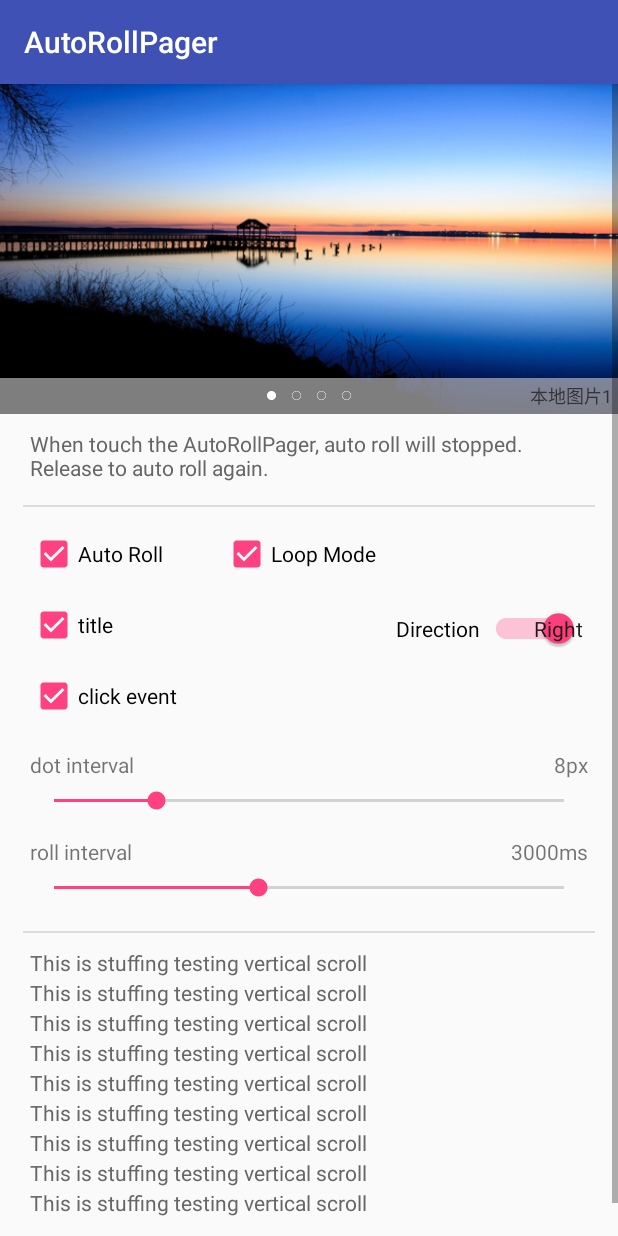
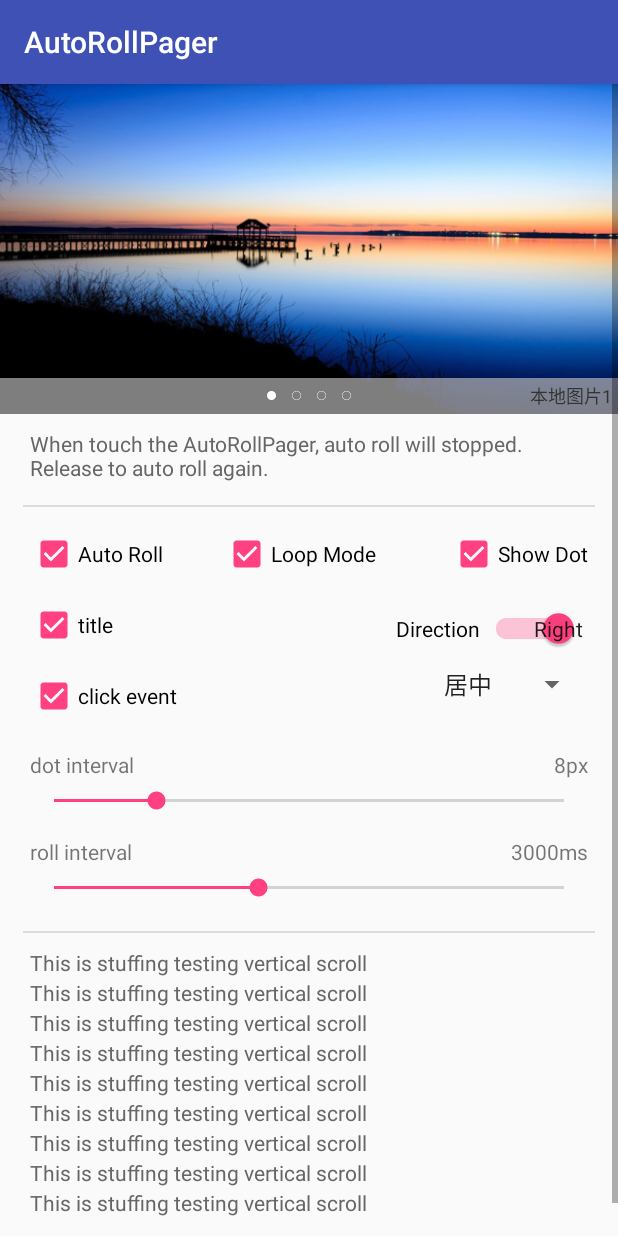
Before and after one commit to missmess/autorollpager, an Android app: the AutoRollImageFragment screen opened directly, with no data from a screen before it, on a phone screen of 412 x 824 dp. Run offline under Robolectric (Android 15) with nearby library versions, the phone set to English and light mode, and no system bars.

Commit message:
增加点阵控制

```diff
--- a/app/src/main/java/com/missmess/demo/AutoRollImageFragment.java
+++ b/app/src/main/java/com/missmess/demo/AutoRollImageFragment.java
@@ -15,9 +15,12 @@ import android.support.v7.widget.SwitchCompat;
 import android.view.LayoutInflater;
 import android.view.View;
 import android.view.ViewGroup;
+import android.widget.AdapterView;
 import android.widget.CheckBox;
 import android.widget.CompoundButton;
 import android.widget.SeekBar;
+import android.widget.SimpleAdapter;
+import android.widget.Spinner;
 import android.widget.TextView;
 import android.widget.Toast;
 
@@ -25,7 +28,9 @@ import com.missmess.autorollpager.AutoRollImagePager;
 import com.missmess.autorollpager.AutoRollViewPager;
 
 import java.util.ArrayList;
+import java.util.HashMap;
 import java.util.List;
+import java.util.Map;
 
 public class AutoRollImageFragment extends Fragment implements CompoundButton.OnCheckedChangeListener, SeekBar.OnSeekBarChangeListener {
     private AutoRollImagePager arp;
@@ -33,12 +38,14 @@ public class AutoRollImageFragment extends Fragment implements CompoundButton.On
     private CheckBox cb_loop;
     private CheckBox cb_title;
     private CheckBox cb_click;
+    private CheckBox cb_dot;
     private SeekBar sb_dot_interval;
     private SeekBar sb_roll_interval;
     private List<String> titles;
     private TextView tv_dot;
     private TextView tv_roll;
     private SwitchCompat switch_direction;
+    private Spinner sp_dot_gravity;
 
     @Override
     public View onCreateView(LayoutInflater inflater, ViewGroup container, Bundle savedInstanceState) {
@@ -54,7 +61,9 @@ public class AutoRollImageFragment extends Fragment implements CompoundButton.On
         cb_roll = (CheckBox) content.findViewById(R.id.cb_roll);
         cb_loop = (CheckBox) content.findViewById(R.id.cb_loop);
         cb_title = (CheckBox) content.findViewById(R.id.cb_title);
+        sp_dot_gravity = (Spinner) content.findViewById(R.id.sp_dot_gravity);
         cb_click = (CheckBox) content.findViewById(R.id.cb_click);
+        cb_dot = (CheckBox) content.findViewById(R.id.cb_dot);
         sb_dot_interval = (SeekBar) content.findViewById(R.id.sb_dot_interval);
         sb_roll_interval = (SeekBar) content.findViewById(R.id.sb_roll_interval);
         tv_dot = (TextView) content.findViewById(R.id.tv_dot);
@@ -64,10 +73,45 @@ public class AutoRollImageFragment extends Fragment implements CompoundButton.On
         cb_roll.setOnCheckedChangeListener(this);
         cb_loop.setOnCheckedChangeListener(this);
         cb_title.setOnCheckedChangeListener(this);
+        cb_dot.setOnCheckedChangeListener(this);
         cb_click.setOnCheckedChangeListener(this);
         sb_dot_interval.setOnSeekBarChangeListener(this);
         sb_roll_interval.setOnSeekBarChangeListener(this);
         switch_direction.setOnCheckedChangeListener(this);
+
+        ArrayList<Map<String, String>> data = new ArrayList<>();
+        for (int i = 0; i < 3; i++) {
+            HashMap<String, String> map = new HashMap<>();
+            String val = "";
+            if (i == 0)
+                val = "居中";
+            else if (i == 1)
+                val = "最左";
+            else if (i == 2)
+                val = "最右";
+            map.put("data", val);
+            data.add(map);
+        }
+        SimpleAdapter adapter = new SimpleAdapter(getContext(), data,
+                android.R.layout.simple_list_item_1, new String[]{"data"}, new int[]{android.R.id.text1});
+        sp_dot_gravity.setAdapter(adapter);
+        sp_dot_gravity.setOnItemSelectedListener(new AdapterView.OnItemSelectedListener() {
+            @Override
+            public void onItemSelected(AdapterView<?> parent, View view, int position, long id) {
+                if (position == 0) {
+                    arp.setDotGravity(AutoRollViewPager.GRAVITY_CENTER);
+                } else if (position == 1) {
+                    arp.setDotGravity(AutoRollViewPager.GRAVITY_LEFT);
+                } else if (position == 2) {
+                    arp.setDotGravity(AutoRollViewPager.GRAVITY_RIGHT);
+                }
+            }
+
+            @Override
+            public void onNothingSelected(AdapterView<?> parent) {
+
+            }
+        });
     }
 
     private void initData() {
@@ -173,6 +217,9 @@ public class AutoRollImageFragment extends Fragment implements CompoundButton.On
                     arp.showUp();
                 }
                 break;
+            case R.id.cb_dot:
+                arp.setDotVisiblity(isChecked);
+                break;
             case R.id.cb_title:
                 if(isChecked) {
                     arp.setTitles(titles);
--- a/app/src/main/res/layout/fragment_auto_roll_image.xml
+++ b/app/src/main/res/layout/fragment_auto_roll_image.xml
@@ -61,6 +61,17 @@
             android:text="Loop Mode"/>
 
         <CheckBox
+            android:id="@+id/cb_dot"
+            android:layout_width="wrap_content"
+            android:layout_height="wrap_content"
+            android:layout_alignParentRight="true"
+            android:layout_alignParentEnd="true"
+            android:layout_alignTop="@+id/cb_loop"
+            android:layout_marginRight="20dp"
+            android:checked="true"
+            android:text="Show Dot"/>
+
+        <CheckBox
             android:id="@+id/cb_title"
             android:layout_width="wrap_content"
             android:layout_height="wrap_content"
@@ -81,6 +92,14 @@
             android:layout_marginTop="15dp"
             android:checked="true"
             android:text="click event"/>
+
+        <Spinner
+            android:id="@+id/sp_dot_gravity"
+            android:layout_width="wrap_content"
+            android:layout_alignBottom="@+id/cb_click"
+            android:layout_alignParentRight="true"
+            android:layout_marginRight="20dp"
+            android:layout_height="wrap_content"/>
 
         <SeekBar
             android:id="@+id/sb_dot_interval"
--- a/library/build.gradle
+++ b/library/build.gradle
@@ -2,7 +2,7 @@ apply plugin: 'com.android.library'
 apply plugin: 'com.github.dcendents.android-maven'
 apply plugin: 'com.jfrog.bintray'
 
-version = "1.0.2"
+version = "1.0.4"
 
 android {
     compileSdkVersion 23
@@ -11,7 +11,7 @@ android {
     defaultConfig {
         minSdkVersion 10
         targetSdkVersion 22
-        versionCode 2
+        versionCode 3
         versionName version
     }
     buildTypes {
--- a/library/src/main/java/com/missmess/autorollpager/AutoRollViewPager.java
+++ b/library/src/main/java/com/missmess/autorollpager/AutoRollViewPager.java
@@ -39,6 +39,11 @@ public class AutoRollViewPager extends RelativeLayout {
     private int dot_interval = 0;
     private Drawable mNormalDot;
     private Drawable mFocusDot;
+    private int dotGravity;
+    private boolean showDot;
+    public static final int GRAVITY_CENTER = 0;
+    public static final int GRAVITY_LEFT = 1;
+    public static final int GRAVITY_RIGHT = 2;
 
     public AutoRollViewPager(Context context) {
         this(context, null);
@@ -54,6 +59,8 @@ public class AutoRollViewPager extends RelativeLayout {
         TypedArray typedArray = context.obtainStyledAttributes(attrs, R.styleable.AutoRollViewPager);
         mFocusDot = typedArray.getDrawable(R.styleable.AutoRollViewPager_dot_focus);
         mNormalDot = typedArray.getDrawable(R.styleable.AutoRollViewPager_dot_normal);
+        showDot = typedArray.getBoolean(R.styleable.AutoRollViewPager_showDot, true);
+        dotGravity = typedArray.getInt(R.styleable.AutoRollViewPager_dotGravity, GRAVITY_CENTER);
         if(mFocusDot == null)
             mFocusDot = getResources().getDrawable(R.drawable.dot_focus);
         if(mNormalDot == null)
@@ -123,10 +130,11 @@ public class AutoRollViewPager extends RelativeLayout {
         mLl = new LinearLayout(getContext());
         mLl.setOrientation(LinearLayout.HORIZONTAL);
         mLl.setGravity(Gravity.CENTER);
+        int padLR = dip2px(getContext(), DEFAULT_DOT_MARGIN);
+        mLl.setPadding(padLR, 0, padLR, 0);
 
-        LayoutParams lps = new LayoutParams(LayoutParams.WRAP_CONTENT, dip2px(getContext(), DEFAULT_TITLE_HEIGHT));
+        LayoutParams lps = new LayoutParams(LayoutParams.MATCH_PARENT, dip2px(getContext(), DEFAULT_TITLE_HEIGHT));
         lps.addRule(RelativeLayout.ALIGN_PARENT_BOTTOM);
-        lps.addRule(RelativeLayout.CENTER_HORIZONTAL);
         this.addView(mLl, lps);
     }
 
@@ -198,6 +206,30 @@ public class AutoRollViewPager extends RelativeLayout {
             mLl.addView(view);
             dots.add(view);
         }
+
+        applyDotVisibility();
+        applyDotGravity();
+    }
+
+    private void applyDotVisibility() {
+        mLl.setVisibility(showDot ? View.VISIBLE : View.GONE);
+    }
+
+    private void applyDotGravity() {
+        switch (dotGravity) {
+            case GRAVITY_CENTER:
+                mLl.setGravity(Gravity.CENTER);
+                mTv.setGravity(Gravity.END | Gravity.CENTER_VERTICAL);
+                break;
+            case GRAVITY_LEFT:
+                mLl.setHorizontalGravity(Gravity.START);
+                mTv.setGravity(Gravity.END | Gravity.CENTER_VERTICAL);
+                break;
+            case GRAVITY_RIGHT:
+                mLl.setHorizontalGravity(Gravity.END);
+                mTv.setGravity(Gravity.START | Gravity.CENTER_VERTICAL);
+                break;
+        }
     }
 
     private int convertRealPos(int virtualPos) {
@@ -218,6 +250,16 @@ public class AutoRollViewPager extends RelativeLayout {
      */
     public void setRollDirection(int direction) {
         rollPager.setDirection(direction);
+    }
+
+    public void setDotVisiblity(boolean show) {
+        showDot = show;
+        applyDotVisibility();
+    }
+
+    public void setDotGravity(int gravity) {
+        this.dotGravity = gravity;
+        applyDotGravity();
     }
 
     /**
--- a/library/src/main/res/values/attrs.xml
+++ b/library/src/main/res/values/attrs.xml
@@ -1,6 +1,12 @@
 <?xml version="1.0" encoding="utf-8"?>
 <resources>
     <declare-styleable name="AutoRollViewPager">
+        <attr name="showDot" format="boolean" />
+        <attr name="dotGravity" format="enum" >
+            <enum name="center" value="0" />
+            <enum name="left" value="1" />
+            <enum name="right" value="2" />
+        </attr>
         <attr name="dot_focus" format="reference" />
         <attr name="dot_normal" format="reference" />
     </declare-styleable>
```
Also changed, not shown: 1 other file.
